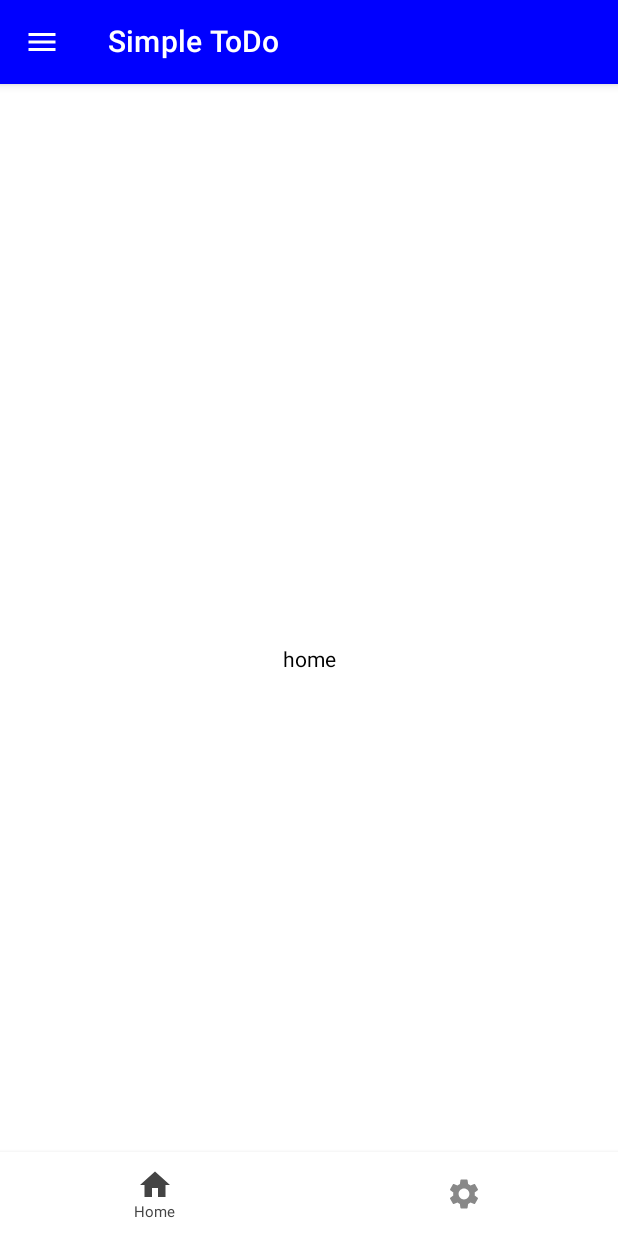
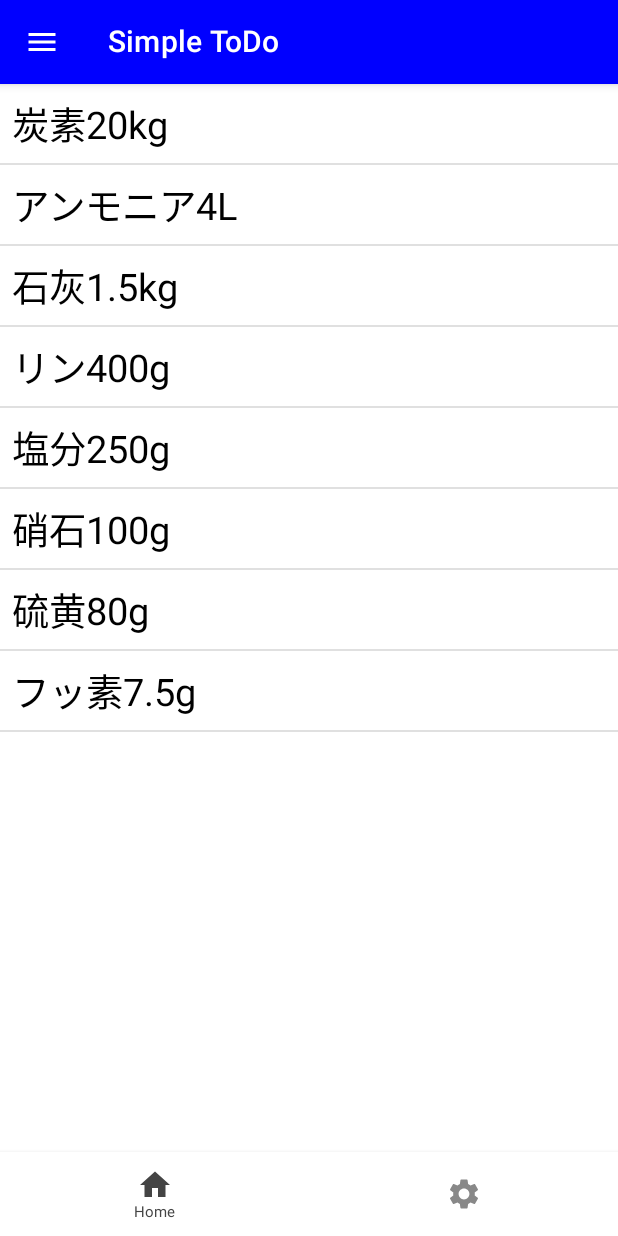
Before and after one commit to Nagumo-7960/SimpleToDo, an Android app built with Jetpack Compose: the screen it shows after launch (MainActivity), on a phone screen of 412 x 824 dp. Run offline under Robolectric (Android 15) with nearby library versions, the phone set to English and light mode, and no system bars.

Commit message:
リスト表示

```diff
--- a/SimpleToDo/app/src/main/java/com/example/simpletodo/TopAppBar.kt
+++ b/SimpleToDo/app/src/main/java/com/example/simpletodo/TopAppBar.kt
@@ -1,5 +1,7 @@
 package com.example.simpletodo
 
+import androidx.compose.foundation.lazy.LazyColumn
+import androidx.compose.foundation.lazy.items
 import androidx.compose.material.Icon
 import androidx.compose.material.IconButton
 import androidx.compose.material.Text
--- a/SimpleToDo/app/src/main/java/com/example/simpletodo/ui/screens/HomeScreen.kt
+++ b/SimpleToDo/app/src/main/java/com/example/simpletodo/ui/screens/HomeScreen.kt
@@ -2,18 +2,35 @@ package com.example.simpletodo.ui.screens
 
 import androidx.compose.foundation.layout.Box
 import androidx.compose.foundation.layout.fillMaxSize
+import androidx.compose.foundation.layout.padding
+import androidx.compose.foundation.lazy.LazyColumn
+import androidx.compose.foundation.lazy.items
+import androidx.compose.material.Divider
 import androidx.compose.material.Text
 import androidx.compose.runtime.Composable
 import androidx.compose.ui.Alignment
 import androidx.compose.ui.Modifier
+import androidx.compose.ui.unit.dp
+import androidx.compose.ui.unit.sp
 import androidx.navigation.NavController
 
 @Composable
 fun HomeScreen(navController: NavController) {
-    Box(
-        modifier = Modifier.fillMaxSize(),
-        contentAlignment = Alignment.Center
-    ) {
-        Text(text = "home")
+    showList()
+}
+
+@Composable
+fun showList(){
+    val names = listOf<String>("炭素20kg", "アンモニア4L", "石灰1.5kg", "リン400g", "塩分250g", "硝石100g", "硫黄80g", "フッ素7.5g")
+    LazyColumn(){
+        items(names){ names ->
+            Text(
+                names,
+                modifier = Modifier
+                    .padding(8.dp),
+                fontSize = 25.sp
+            )
+            Divider()
+        }
     }
 }
```
